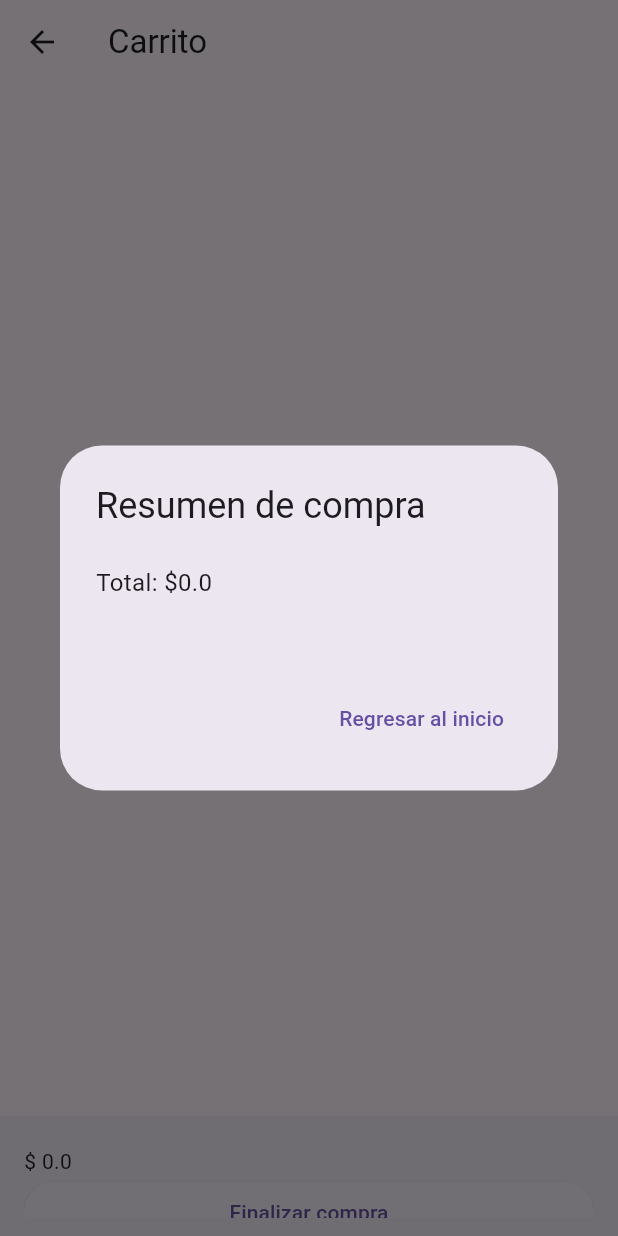
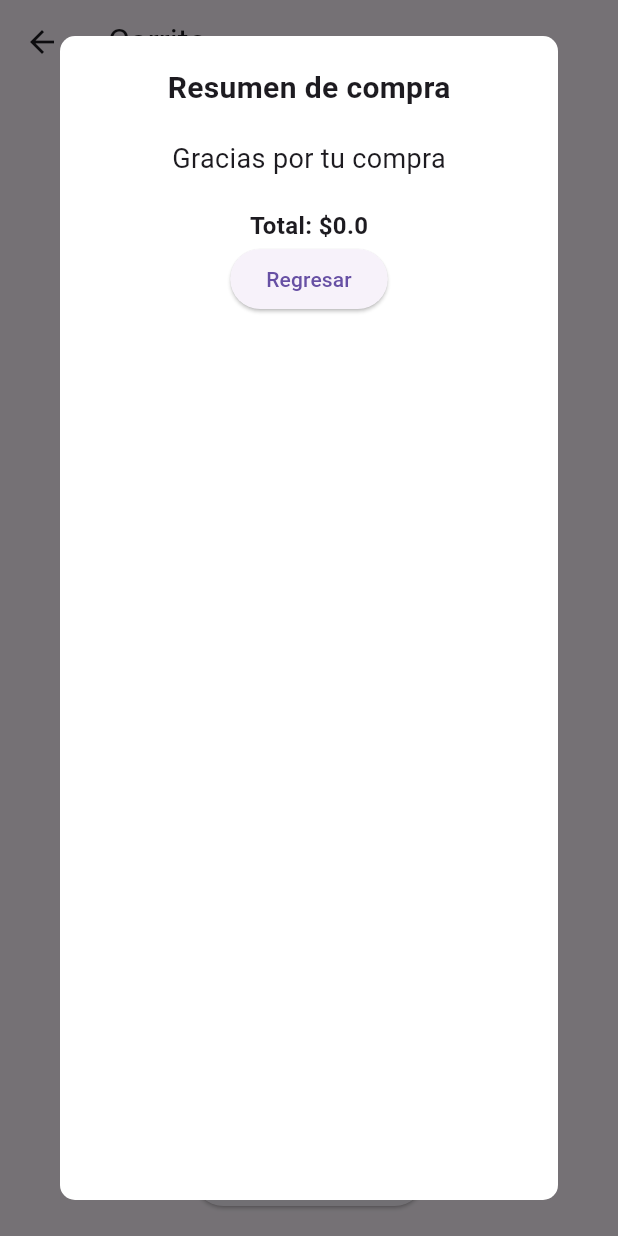
Before and after one commit to PabloGarciaB/Tienda-Virtual, a Flutter app: the VerCarrito screen opened directly with empty values, after a tap on "Finalizar compra", on a phone screen of 412 x 824 dp. Run offline on Flutter 3.47's test engine with Material 3 defaults, Android fonts, the light colour scheme and no system bars.

Commit message:
Se añadio un nuevo widget para el resumen de compra, cambio de formato para finalizar la compra en ver_carrito

```diff
--- /dev/null
+++ b/lib/pantallas/resumen_compra.dart
@@ -0,0 +1,70 @@
+import 'package:flutter/material.dart';
+import 'package:tienda_virtual/modelo/carrito.dart';
+
+class ResumenCompra extends StatelessWidget {
+  final Carrito carrito;
+  const ResumenCompra({super.key, required this.carrito});
+
+  @override
+  Widget build(BuildContext context) {
+    return Dialog(
+      shape: RoundedRectangleBorder(
+        borderRadius: BorderRadius.circular(10.0),
+      ),
+      elevation: 0.0,
+      backgroundColor: Colors.transparent,
+      child: contentBox(context),
+    );
+  }
+
+  Widget contentBox(BuildContext context) {
+    return Stack(
+      children: <Widget>[
+        Container(
+          padding: const EdgeInsets.all(20.0),
+          decoration: BoxDecoration(
+            shape: BoxShape.rectangle,
+            color: Colors.white,
+            borderRadius: BorderRadius.circular(10.0),
+          ),
+          child: Column(
+            children: [
+              const Text(
+                'Resumen de compra',
+                style: TextStyle(fontSize: 20.0, fontWeight: FontWeight.bold),
+              ),
+              const SizedBox(height: 20),
+              const Text(
+                'Gracias por tu compra',
+                style: TextStyle(fontSize: 18.0),
+              ),
+              ListView.builder(
+                shrinkWrap: true,
+                itemCount: carrito.items.length,
+                itemBuilder: (context, index) {
+                  final item = carrito.items[index];
+                  return ListTile(
+                    title: Text(item.nombre),
+                    subtitle: Text('\$ ${item.precio}'),
+                  );
+                },
+              ),
+              const SizedBox(height: 20),
+              Text(
+                'Total: \$${carrito.precioNeto}',
+                style:
+                    const TextStyle(fontSize: 16, fontWeight: FontWeight.bold),
+              ),
+              ElevatedButton(
+                onPressed: () {
+                  Navigator.pop(context);
+                },
+                child: Text('Regresar'),
+              ),
+            ],
+          ),
+        )
+      ],
+    );
+  }
+}
--- a/lib/pantallas/ver_carrito.dart
+++ b/lib/pantallas/ver_carrito.dart
@@ -1,5 +1,6 @@
 import 'package:flutter/material.dart';
 import 'package:tienda_virtual/api/obtener_categoria_api.dart';
+import 'package:tienda_virtual/pantallas/resumen_compra.dart';
 
 import '../modelo/carrito.dart';
 
@@ -13,7 +14,7 @@ class VerCarrito extends StatefulWidget {
 }
 
 class _VerCarritoState extends State<VerCarrito> {
-  bool productoGratsiAgregado = false;
+  bool productoGratisAgregado = false;
 
   @override
   Widget build(BuildContext context) {
@@ -31,19 +32,30 @@ class _VerCarritoState extends State<VerCarrito> {
             );
           },
         ),
-      bottomNavigationBar: BottomAppBar(
-        child: ListView(
-          shrinkWrap: true,
-          padding: const EdgeInsets.symmetric(vertical: 8),
+        bottomNavigationBar: Container(
+          padding: EdgeInsets.all(16),
+          child: Column(
+            mainAxisSize: MainAxisSize.min,
             children: [
               Text('\$ ${widget.carrito.precioNeto}'),
-            if (widget.carrito.precioNeto >= 800 &&
-                !productoGratsiAgregado) //Observacion
+              Visibility(
+                visible:
+                    widget.carrito.precioNeto >= 800 && !productoGratisAgregado,
+                child: Column(
+                  children: [
+                    const Text(
+                      'Puedes llevarte un articulo de regalo!',
+                      style:
+                          TextStyle(fontSize: 18, fontStyle: FontStyle.italic),
+                    ), //Observacion
                     ElevatedButton(
                       onPressed: () {
                         mostrarProductosGratis(context);
                       },
                       child: const Text('Agregar producto gratis'),
+                    ),
+                  ],
+                ),
               ),
               ElevatedButton(
                 onPressed: () {
@@ -53,8 +65,7 @@ class _VerCarritoState extends State<VerCarrito> {
               ),
             ],
           ),
-      ),
-    );
+        ));
   }
 
   void mostrarProductosGratis(BuildContext context) {
@@ -101,7 +112,8 @@ class _VerCarritoState extends State<VerCarrito> {
         context: context,
         builder: (context) {
           return AlertDialog(
-            title: Text('Productos gratis en $categoria'),
+            title: const Text(
+                'Escoja un articulo para agregar a su compra de manera gratuita'),
             content: FutureBuilder<List<Map<String, dynamic>>>(
                 future: obtenerProductoCategoria(categoria),
                 builder: (context, snapshot) {
@@ -121,16 +133,16 @@ class _VerCarritoState extends State<VerCarrito> {
                     child: Column(
                       children: productos.map((producto) {
                         return ListTile(
-                          title: Text(producto['title']),
-                          subtitle: Text('\$ ${producto['price']}'),
+                          title: Card(
+                            margin: EdgeInsets.all(4),
+                            child: Text(producto['title']),
+                          ),
                           onTap: () {
                             final nombreProducto = producto['title'];
-                            final precioProducto = producto['price'].toDouble();
                             Navigator.pop(context);
-                            agregarACarrito(
-                                context, nombreProducto, precioProducto);
+                            agregarACarrito(context, nombreProducto, 0);
                             setState(() {
-                              productoGratsiAgregado = true;
+                              productoGratisAgregado = true;
                             });
                           },
                         );
@@ -148,48 +160,15 @@ class _VerCarritoState extends State<VerCarrito> {
   }
 
   void finalizarCompra(BuildContext context) {
-    String resumen = resumenCompra();
-
     showDialog(
       context: context,
       builder: (context) {
-          return AlertDialog(
-            title: const Text('Resumen de compra'),
-            content: SizedBox(
-              width: double.maxFinite,
-              child: ListView(
-                shrinkWrap: true,
-                children: [
-                  Padding(
-                    padding: const EdgeInsets.symmetric(vertical: 8.0),
-                    child: Text(
-                      resumen,
-                      style: const TextStyle(fontSize: 16.0),
-                    ),
-                  ),
-                ],
-              ),
-            ),
-            actions: <Widget>[
-              TextButton(
-                  onPressed: () {
-                    Navigator.pop(context);
+        return ResumenCompra(carrito: widget.carrito);
       },
-                  child: const Text('Regresar al inicio'))
-            ],
-          );
+    ).then((_) {
+      setState(() {
+        widget.carrito.items.clear();
+      });
     });
   }
-
-  String resumenCompra() {
-    String resumen = '';
-
-    for (var item in widget.carrito.items) {
-      resumen += '${item.nombre}: \$${item.precio}\n';
 }
-
-    resumen += 'Total: \$${widget.carrito.precioNeto}\n';
-
-    return resumen;
-  }
-}
--- a/pubspec.yaml
+++ b/pubspec.yaml
@@ -11,6 +11,7 @@ dependencies:
     sdk: flutter
   http: ^1.2.1
   shared_preferences: ^2.2.3
+  fluttertoast: ^8.2.5
 dev_dependencies:
   flutter_test:
     sdk: flutter
```
Also changed, not shown: pubspec.lock. Lines whose indentation alone changed are shown as unchanged.
